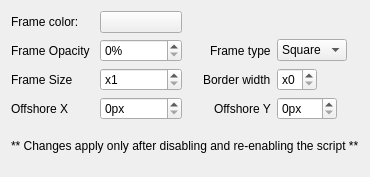
lliurex/kwin-script-mouseframe, file src/contents/ui/config.ui: the form before one commit.
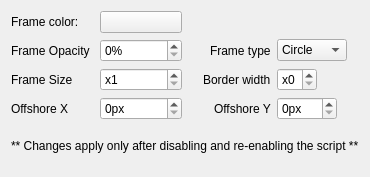
The form after the commit. Custom widgets are drawn as their Qt base class.

Commit message: Set defaults

Patch:
```diff
--- a/src/contents/ui/config.ui
+++ b/src/contents/ui/config.ui
@@ -61,7 +61,7 @@
       </sizepolicy>
      </property>
      <property name="currentIndex">
-      <number>1</number>
+      <number>0</number>
      </property>
      <item>
       <property name="text">
```
The commit also changes 2 other files.
